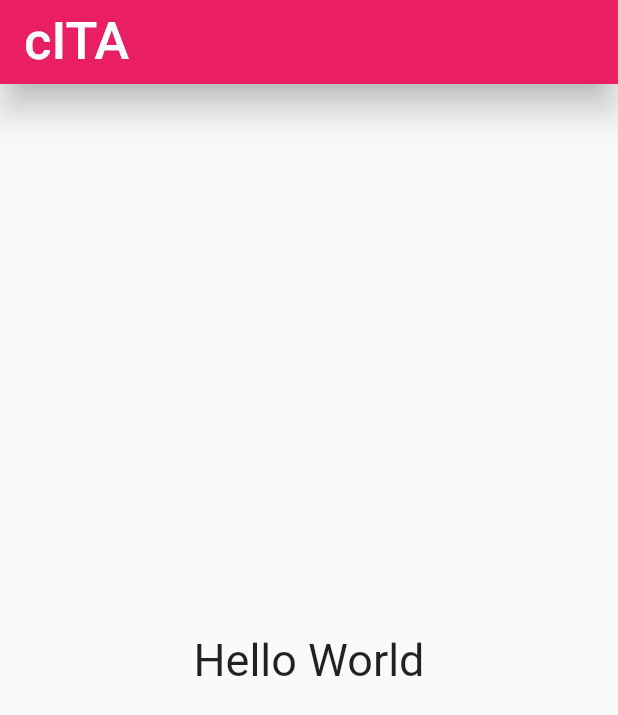
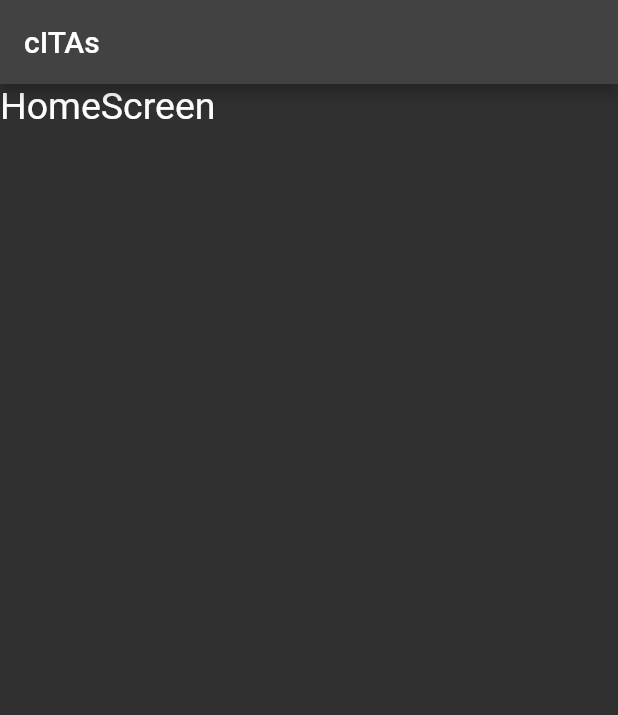
Before and after one commit to ManuelAlvarado22/cita, a Flutter app: the screen it shows after launch, on a phone screen of 412 x 824 dp. Shown: the top 715 px of the screen. Run offline on Flutter 3.47's test engine with Material 2 defaults, Android fonts, the phone set to English and light mode, and no system bars.

Commit message:
Router configuration and theme change added

```diff
--- a/lib/main.dart
+++ b/lib/main.dart
@@ -1,4 +1,7 @@
+import 'package:cita/theme/app_theme.dart';
 import 'package:flutter/material.dart';
+
+import 'package:cita/router/app_routes.dart';
 
 void main() => runApp(const MyApp());
 
@@ -8,23 +11,12 @@ class MyApp extends StatelessWidget {
   @override
   Widget build(BuildContext context) {
     return MaterialApp(
-      title: 'Material App',
-      home: Scaffold(
-        appBar: AppBar(
-          elevation: 10,
-          backgroundColor: Colors.pink,
-          title: const Text(
-            'cITA',
-            style: TextStyle(fontSize: 35),
-          ),
-        ),
-        body: const Center(
-          child: Text(
-            'Hello World',
-            style: TextStyle(fontSize: 30),
-          ),
-        ),
-      ),
+      debugShowCheckedModeBanner: false,
+      title: 'cITAs',
+      initialRoute: AppRoutes.initialRoute,
+      onGenerateRoute: AppRoutes.onGenerateRoute,
+      routes: AppRoutes.getRoutes(),
+      theme: AppTheme.darkTheme,
     );
   }
 }
--- /dev/null
+++ b/lib/router/app_routes.dart
@@ -0,0 +1,20 @@
+import 'package:flutter/material.dart';
+
+import 'package:cita/screens/screens.dart';
+
+class AppRoutes {
+  static String initialRoute = HomeScreen.routName;
+
+  static Map<String, Widget Function(BuildContext)> getRoutes() {
+    Map<String, Widget Function(BuildContext)> routes = {
+      HomeScreen.routName:      (_) => const HomeScreen(),
+      Error404Screen.routeName: (_) => const Error404Screen(),
+    };
+
+    return routes;
+  }
+
+  static Route<dynamic> onGenerateRoute(RouteSettings settings) {
+    return MaterialPageRoute(builder: (_) => const Error404Screen());
+  }
+}
--- /dev/null
+++ b/lib/screens/error404_screen.dart
@@ -0,0 +1,16 @@
+import 'package:flutter/material.dart';
+
+class Error404Screen extends StatelessWidget {
+  const Error404Screen({Key? key}) : super(key: key);
+
+  static String routeName = 'error404';
+
+  @override
+  Widget build(BuildContext context) {
+    return const Scaffold(
+      body: Center(
+        child: Text('Error404Screen'),
+      ),
+    );
+  }
+}
--- /dev/null
+++ b/lib/screens/home_screen.dart
@@ -0,0 +1,19 @@
+import 'package:flutter/material.dart';
+
+class HomeScreen extends StatelessWidget {
+  const HomeScreen({Key? key}) : super(key: key);
+
+  static String routName = 'home';
+
+  @override
+  Widget build(BuildContext context) {
+    return Scaffold(
+      appBar: AppBar(
+        title: const Text('cITAs'),
+      ),
+      body: Container(
+        child: Text('HomeScreen', style: TextStyle(fontSize: 25),),
+      ),
+    );
+  }
+}
--- /dev/null
+++ b/lib/screens/screens.dart
@@ -0,0 +1,2 @@
+export 'package:cita/screens/error404_screen.dart';
+export 'package:cita/screens/home_screen.dart';
--- /dev/null
+++ b/lib/theme/app_theme.dart
@@ -0,0 +1,13 @@
+import 'package:flutter/material.dart';
+
+class AppTheme {
+  static const Color primary = Color.fromRGBO(241, 4, 75, 1);
+
+  static final ThemeData lightTheme = ThemeData.light().copyWith(
+    primaryColor: primary
+  );
+
+  static final ThemeData darkTheme = ThemeData.dark().copyWith(
+    primaryColor: primary
+  );
+}
```
Also changed, not shown: lib/models/models.dart (added), lib/providers/providers.dart (added), lib/ui/ui.dart (added), lib/widgets/widgets.dart (added).
